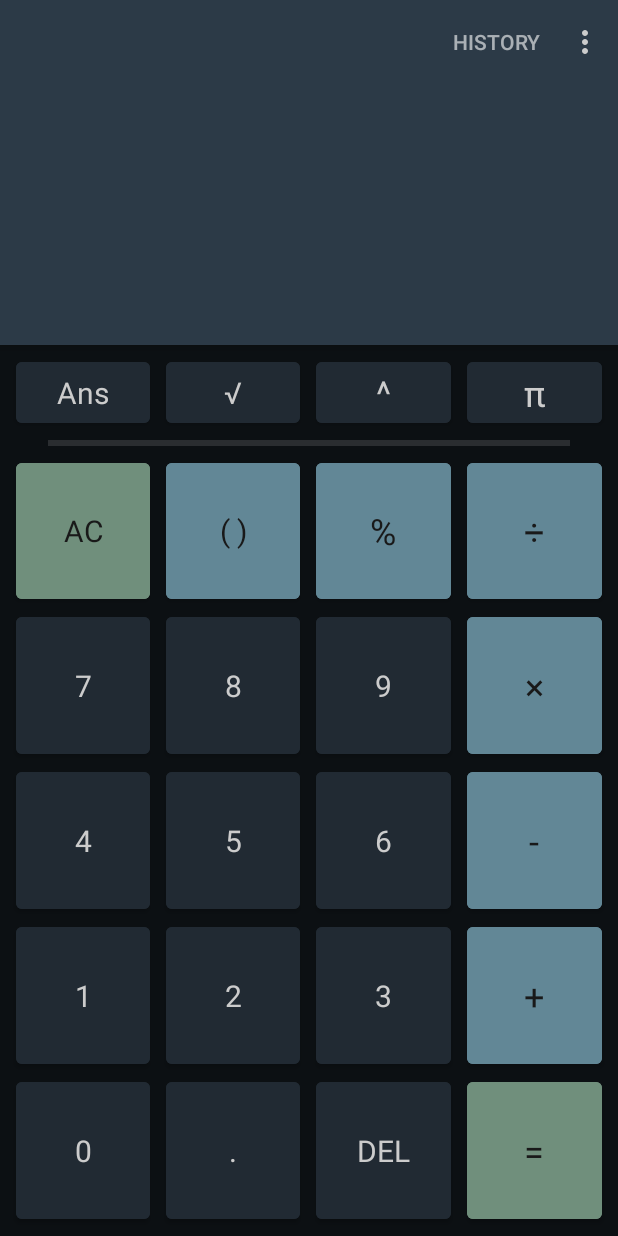
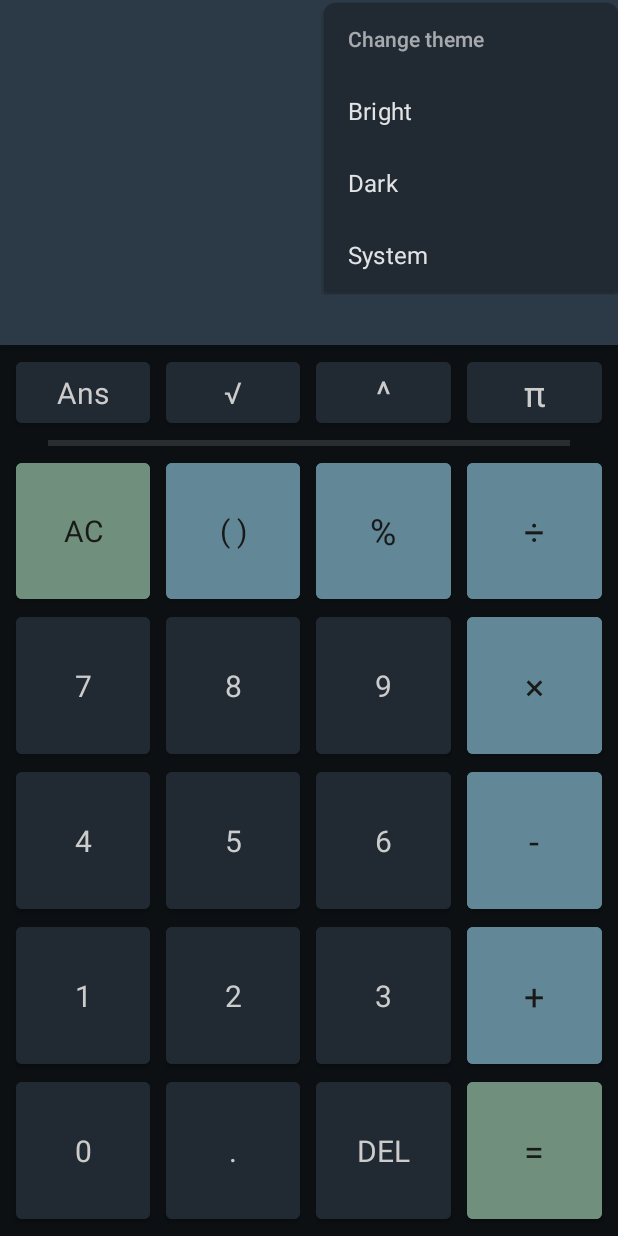
Before and after one commit to LS-Studios/LS-Calculator, an Android app: the screen it shows after launch (MainActivity), in the options menu, after a tap on "Change theme", on a phone screen of 412 x 824 dp. Run offline under Robolectric (Android 15) with nearby library versions, the phone set to English and light mode, and no system bars; libraries missing offline, so code that uses them is left out: com.dolatkia.animatedThemeManager, com.nex3z.flowlayout; 7 statements that could not run were skipped.

Commit message:
- Implemented feature that user can select system theme as app theme

```diff
--- a/app/src/main/java/de/lsstudio/ls_calculator/MainActivity.kt
+++ b/app/src/main/java/de/lsstudio/ls_calculator/MainActivity.kt
@@ -3,6 +3,7 @@ package de.lsstudio.ls_calculator
 import android.annotation.SuppressLint
 import android.content.Intent
 import android.content.res.ColorStateList
+import android.content.res.Configuration
 import android.graphics.drawable.ColorDrawable
 import android.os.Build
 import android.os.Bundle
@@ -20,6 +21,8 @@ import android.widget.Toast
 import androidx.annotation.RequiresApi
 import androidx.appcompat.widget.Toolbar
 import androidx.cardview.widget.CardView
+import androidx.core.view.children
+import androidx.core.view.iterator
 import androidx.recyclerview.widget.LinearLayoutManager
 import androidx.recyclerview.widget.RecyclerView
 import com.dolatkia.animatedThemeManager.AppTheme
@@ -94,9 +97,8 @@ class MainActivity : ThemeActivity() {
         }
     }
 
-    fun updateMenuItems(menu: Menu, itemCount: Int) {
-        repeat(itemCount-1) {
-            val item = menu.getItem(it)
+    fun updateMenuItems(menu: Menu) {
+        fun updateItem(item: MenuItem) {
             val s = SpannableString(item.title)
 
             val myTheme = ThemeManager.instance.getCurrentTheme() as MyAppTheme
@@ -105,22 +107,14 @@ class MainActivity : ThemeActivity() {
             item.title = s
         }
 
-        val item = menu.getItem(itemCount-1)
-
-        val myTheme = ThemeManager.instance.getCurrentTheme() as MyAppTheme
-
-        val text = if (myTheme is BrightTheme) {
-            "Change to dark theme"
-        } else
-            "Change to bright theme"
-
-        var s = SpannableString(text)
-
-        if (intent.getIntExtra("state", 0) == 1)
-            s = SpannableString(item.title)
-
-        s.setSpan(ForegroundColorSpan(myTheme.textColor()), 0, s.length, 0)
-        item.title = s
+        for (item in menu.children) {
+            updateItem(item)
+            if (item.hasSubMenu()) {
+                for (subItem in item.subMenu) {
+                    updateItem(subItem)
+                }
+            }
+        }
     }
 
     override fun onCreateOptionsMenu(menu: Menu): Boolean {
@@ -130,11 +124,11 @@ class MainActivity : ThemeActivity() {
 
         if (state == 0) {
             menuInflater.inflate(R.menu.main_options_menu, menu)
-            updateMenuItems(menu, 4)
+            updateMenuItems(menu)
         }
         else {
             menuInflater.inflate(R.menu.create_function_options_menu, menu)
-            updateMenuItems(menu, 2)
+            updateMenuItems(menu)
         }
 
         return true
@@ -143,7 +137,9 @@ class MainActivity : ThemeActivity() {
     override fun onOptionsItemSelected(item: MenuItem): Boolean {
         when (item.itemId) {
             R.id.historyButton -> showHistory()
-            R.id.themeButton -> changeTheme()
+            R.id.brightThemeButton -> changeTheme(0)
+            R.id.darkThemeButton -> changeTheme(1)
+            R.id.systemThemeButton -> changeTheme(2)
             R.id.newVariableButton -> createNewVariable()
             R.id.newFunctionButton -> createNewFunction()
             R.id.cancel -> {
@@ -335,19 +331,23 @@ class MainActivity : ThemeActivity() {
         }
     }
 
-    private fun changeTheme() {
-        val myTheme = ThemeManager.instance.getCurrentTheme()
-
-        if (myTheme is BrightTheme) {
-            ThemeManager.instance.changeTheme(DarkTheme(this), binding.toolBar)
-            LocalDataHelper.saveTheme(this, 1)
-        }
-        else {
-            ThemeManager.instance.changeTheme(BrightTheme(this), binding.toolBar)
-            LocalDataHelper.saveTheme(this, 0)
+    private fun changeTheme(type: Int) {
+        when (type) {
+            0 -> ThemeManager.instance.changeTheme(BrightTheme(this), binding.toolBar)
+            1 -> ThemeManager.instance.changeTheme(DarkTheme(this), binding.toolBar)
+            2 -> {
+                ThemeManager.instance.changeTheme(
+                    when (resources.configuration.uiMode and Configuration.UI_MODE_NIGHT_MASK) {
+                        Configuration.UI_MODE_NIGHT_YES -> DarkTheme(this)
+                        Configuration.UI_MODE_NIGHT_NO -> BrightTheme(this)
+                        else -> BrightTheme(this)
+                }, binding.toolBar)
+            }
         }
 
-        updateMenuItems(binding.toolBar.menu, 4)
+        LocalDataHelper.saveTheme(this, type)
+
+        updateMenuItems(binding.toolBar.menu)
 
         Handler(Looper.getMainLooper()).postDelayed(
             {
--- /dev/null
+++ b/app/src/main/res/drawable/ic_menu_arrow_bright_theme.xml
@@ -0,0 +1,5 @@
+<vector android:autoMirrored="true" android:height="24dp"
+    android:tint="#000000" android:viewportHeight="24"
+    android:viewportWidth="24" android:width="24dp" xmlns:android="http://schemas.android.com/apk/res/android">
+    <path android:fillColor="@android:color/white" android:pathData="M8.59,16.59L13.17,12 8.59,7.41 10,6l6,6 -6,6 -1.41,-1.41z"/>
+</vector>
--- /dev/null
+++ b/app/src/main/res/drawable/ic_menu_arrow_dark_theme.xml
@@ -0,0 +1,5 @@
+<vector android:autoMirrored="true" android:height="24dp"
+    android:tint="#CCCCCC" android:viewportHeight="24"
+    android:viewportWidth="24" android:width="24dp" xmlns:android="http://schemas.android.com/apk/res/android">
+    <path android:fillColor="@android:color/white" android:pathData="M8.59,16.59L13.17,12 8.59,7.41 10,6l6,6 -6,6 -1.41,-1.41z"/>
+</vector>
--- a/app/src/main/res/menu/main_options_menu.xml
+++ b/app/src/main/res/menu/main_options_menu.xml
@@ -13,5 +13,17 @@
         app:showAsAction="never" />
     <item android:id="@+id/themeButton"
         android:title="Change theme"
-        app:showAsAction="never" />
+        app:showAsAction="never">
+        <menu>
+            <item android:id="@+id/brightThemeButton"
+                android:title="Bright"
+                app:showAsAction="never" />
+            <item android:id="@+id/darkThemeButton"
+                android:title="Dark"
+                app:showAsAction="never" />
+            <item android:id="@+id/systemThemeButton"
+                android:title="System"
+                app:showAsAction="never" />
+        </menu>
+    </item>
 </menu>
--- a/app/src/main/res/values/taschenrechnerTheme(Bright).xml
+++ b/app/src/main/res/values/taschenrechnerTheme(Bright).xml
@@ -3,6 +3,11 @@
         <item name="android:itemBackground">@color/bright_main_2</item>
         <item name="actionOverflowMenuStyle">@style/Theme.MyTaschenrechner.Bright.PopUpBG</item>
         <item name="actionOverflowButtonStyle">@style/Theme.MyTaschenrechner.Bright.PopUpIcon</item>
+        <item name="listMenuViewStyle">@style/Theme.MyTaschenrechner.Bright.ListMenuViewStyle</item>
+    </style>
+
+    <style name="Theme.MyTaschenrechner.Bright.ListMenuViewStyle" parent="Base.Widget.AppCompat.ListMenuView">
+        <item name="subMenuArrow">@drawable/ic_menu_arrow_bright_theme</item>
     </style>
 
     <style name="Theme.MyTaschenrechner.Bright.PopUpBG" parent="Theme.MaterialComponents.NoActionBar">
--- a/app/src/main/res/values/taschenrechnerTheme(Dark).xml
+++ b/app/src/main/res/values/taschenrechnerTheme(Dark).xml
@@ -3,12 +3,17 @@
         <item name="android:itemBackground">@color/dark_main_2</item>
         <item name="actionOverflowMenuStyle">@style/Theme.MyTaschenrechner.Dark.PopUpBG</item>
         <item name="actionOverflowButtonStyle">@style/Theme.MyTaschenrechner.Dark.PopUpIcon</item>
+        <item name="listMenuViewStyle">@style/Theme.MyTaschenrechner.Dark.ListMenuViewStyle</item>
+    </style>
+
+    <style name="Theme.MyTaschenrechner.Dark.ListMenuViewStyle" parent="Base.Widget.AppCompat.ListMenuView">
+        <item name="subMenuArrow">@drawable/ic_menu_arrow_dark_theme</item>
     </style>
 
     <style name="Theme.MyTaschenrechner.Dark.PopUpBG" parent="Theme.MaterialComponents.NoActionBar">
         <item name="android:popupBackground">@drawable/options_menu_dark</item>
         <item name="overlapAnchor">false</item>
-        <item name="android:overlapAnchor" tools:ignore="NewApi">false</item>
+        <item name="android:overlapAnchor" tools:ignore="NewApi">false</item>W
         <item name="android:dropDownVerticalOffset">-50dip</item>
     </style>
 
```
Also changed, not shown: app/src/main/java/de/lsstudio/ls_calculator/helper/LocalDataHelper.kt (+8 -0 lines).
